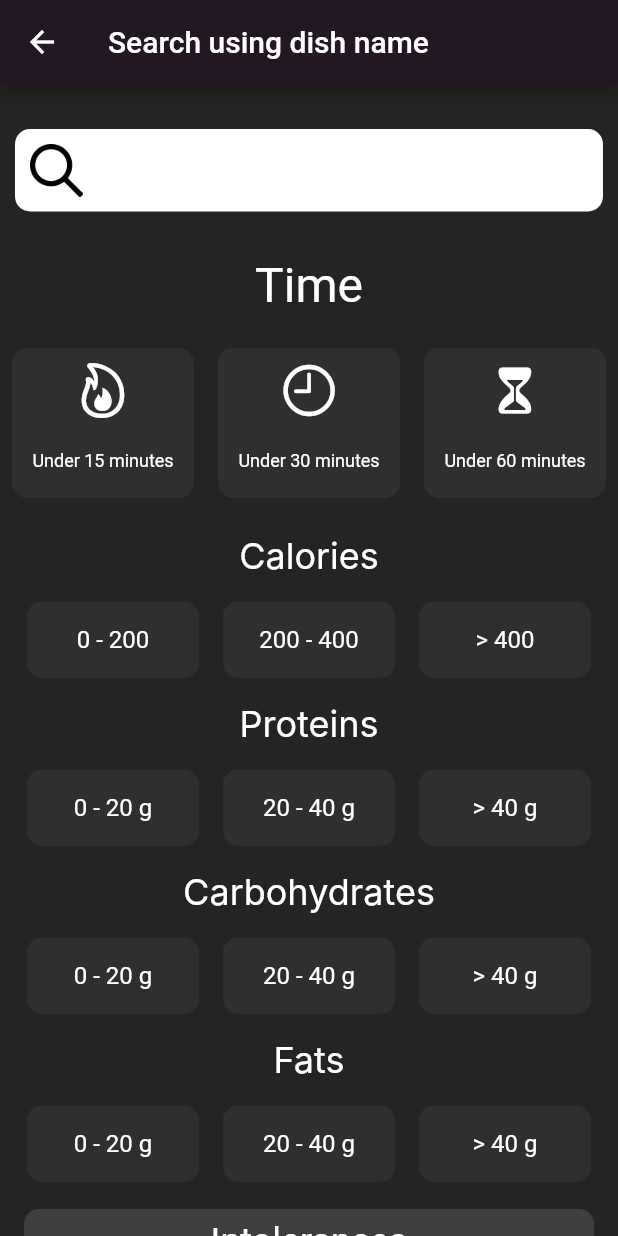
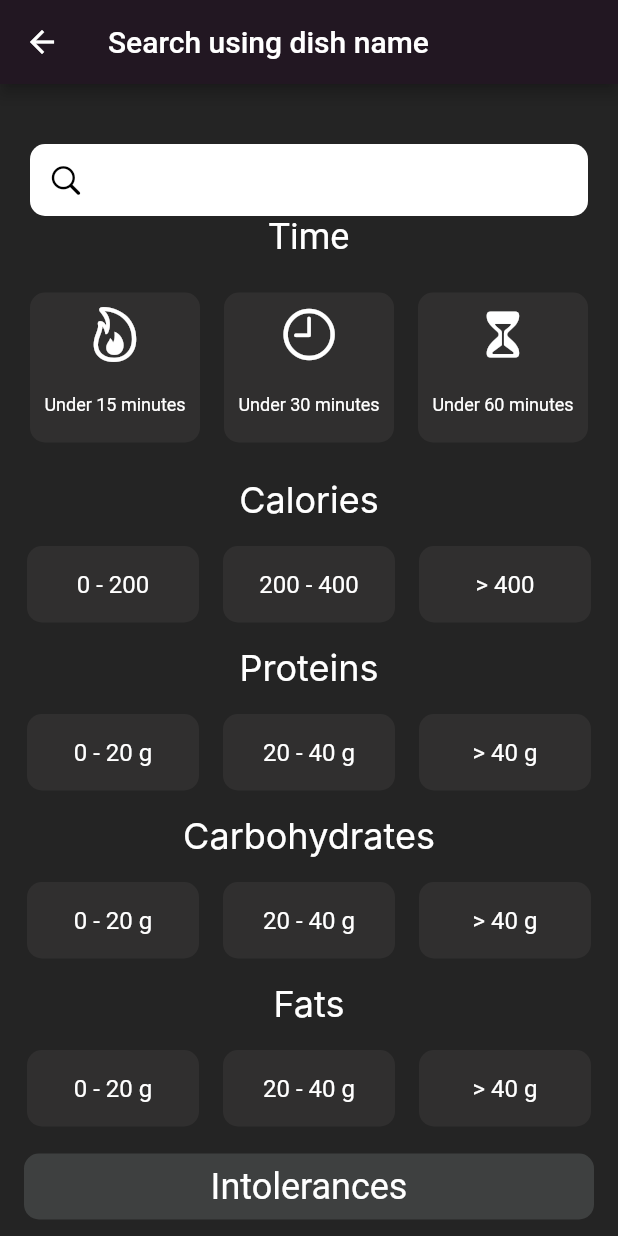
Before and after one commit to MarcoBorn-1/recipe-application, a Flutter app: the SearchDishName screen opened directly, on a phone screen of 412 x 824 dp. Run offline on Flutter 3.47's test engine with Material 2 defaults, Android fonts, the light colour scheme and no system bars; our stand-ins replace firebase_auth, firebase_core, flutter_rating_bar, persistent_bottom_nav_bar, recase; accounts and stored records are empty; network calls fail; Roboto replaces fonts that are missing (Inter).

Commit message:
Small visual changes, added icon title button

```diff
--- a/frontend/lib/common/widgets/custom_container.dart
+++ b/frontend/lib/common/widgets/custom_container.dart
@@ -1,20 +1,20 @@
 import 'package:flutter/cupertino.dart';
 
 class CustomContainer extends StatelessWidget {
-  const CustomContainer({required this.child, super.key});
+  const CustomContainer({required this.child, this.color = const Color.fromARGB(255, 48, 47, 47), super.key});
   final Widget child;
+  final Color color;
 
   @override
   Widget build(BuildContext context) {
     return Container(
         decoration: BoxDecoration(
-        color: const Color.fromARGB(255, 48, 47, 47),
+          color: color,
           borderRadius: BorderRadius.circular(10),
         ),
         child: Padding(
           padding: const EdgeInsets.all(8.0),
           child: child,
-      )
-    );
+        ));
   }
 }
--- a/frontend/lib/home/widgets/search_widget.dart
+++ b/frontend/lib/home/widgets/search_widget.dart
@@ -1,3 +1,4 @@
+import 'package:flutter/cupertino.dart';
 import 'package:flutter/material.dart';
 
 class SearchWidget extends StatelessWidget {
@@ -6,11 +7,11 @@ class SearchWidget extends StatelessWidget {
   @override
   Widget build(BuildContext context) {
     return Padding(
-      padding: const EdgeInsets.symmetric(vertical: 30, horizontal: 10),
+      padding: const EdgeInsets.only(top: 40, left: 20, right: 20),
       child: TextField(
-        enabled: false,
+        enabled: true,
         textAlign: TextAlign.left,
-    style: const TextStyle(fontSize: 30),
+        style: const TextStyle(fontSize: 20),
         keyboardType: TextInputType.text,
         decoration: InputDecoration(
           hintText: ' ',
@@ -25,14 +26,11 @@ class SearchWidget extends StatelessWidget {
           filled: true,
           contentPadding: const EdgeInsets.only(left: 20),
           fillColor: Colors.white,
-        prefixIcon: Container(
-          padding: const EdgeInsets.only(left: 5, right: 5, top: 10, bottom: 10),
-          width: 55,
-          height: 55,
-          child: Image.asset('assets/icons/search1.png'),
-
+          prefixIcon: GestureDetector(
+            child: const Icon(CupertinoIcons.search, color: Colors.black)
           ),
         ),
-    ));
+      )
+    );
   }
 }
--- a/frontend/lib/recipe/widgets/recipe_reviews_widget.dart
+++ b/frontend/lib/recipe/widgets/recipe_reviews_widget.dart
@@ -10,7 +10,7 @@ class RecipeReviewsWidget extends StatelessWidget {
   @override
   Widget build(BuildContext context) {
     Widget showReviews = (amountOfReviews > 5)
-      ? const CustomButton("Show all reviews", test)
+      ? const CustomButton("Show all reviews", false, 24)
       : const Text("");
     return Column(children: [
       const Text(
@@ -30,7 +30,7 @@ class RecipeReviewsWidget extends StatelessWidget {
             return RecipeReviewContainer(reviewList[index]);
           }),
       showReviews,
-      const CustomButton("Add review", test)
+      const CustomButton("Add review", false, 24)
     ]);
   }
 }
--- a/frontend/lib/search/widgets/select_time_widget.dart
+++ b/frontend/lib/search/widgets/select_time_widget.dart
@@ -8,7 +8,7 @@ class SelectTimeWidget extends StatelessWidget {
   @override
   Widget build(BuildContext context) {
     return Padding(
-      padding: const EdgeInsets.only(bottom: 8.0),
+      padding: const EdgeInsets.only(bottom: 8.0, left: 12, right: 12),
       child: Column(
         children: [
           const Padding(
@@ -18,7 +18,7 @@ class SelectTimeWidget extends StatelessWidget {
               textAlign: TextAlign.center,
               style: TextStyle(
                 color: Colors.white,
-                fontSize: 32,
+                fontSize: 24,
               ),
             ),
           ),
@@ -44,6 +44,7 @@ class SelectTimeWidget extends StatelessWidget {
                           padding: EdgeInsets.only(bottom: 10.0),
                           child: Text(
                             "Under 15 minutes",
+                            textAlign: TextAlign.center,
                             style: TextStyle(
                               color: Colors.white,
                               fontSize: 12,
@@ -74,6 +75,7 @@ class SelectTimeWidget extends StatelessWidget {
                           padding: EdgeInsets.only(bottom: 10.0),
                           child: Text(
                             "Under 30 minutes",
+                            textAlign: TextAlign.center,
                             style: TextStyle(
                               color: Colors.white,
                               fontSize: 12,
@@ -104,6 +106,7 @@ class SelectTimeWidget extends StatelessWidget {
                           padding: EdgeInsets.only(bottom: 10.0),
                           child: Text(
                             "Under 60 minutes",
+                            textAlign: TextAlign.center,
                             style: TextStyle(
                               color: Colors.white,
                               fontSize: 12,
```
Also changed, not shown: frontend/lib/common/widgets/custom_button.dart (+17 -11 lines), frontend/lib/common/widgets/icon_title_button.dart (added, +53 -0 lines), frontend/lib/home/screens/main_page.dart (+19 -6 lines), frontend/lib/recipe/widgets/recipe_steps_widget.dart (+11 -6 lines). Lines whose indentation alone changed are shown as unchanged.
